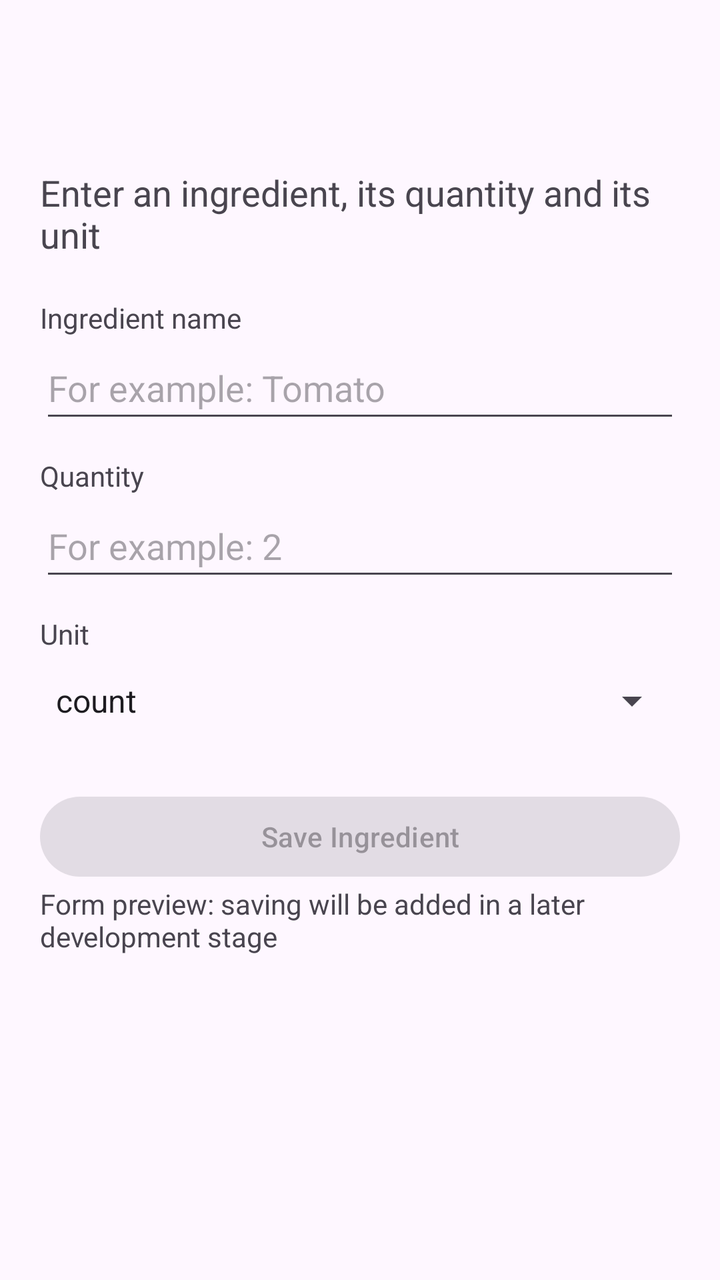
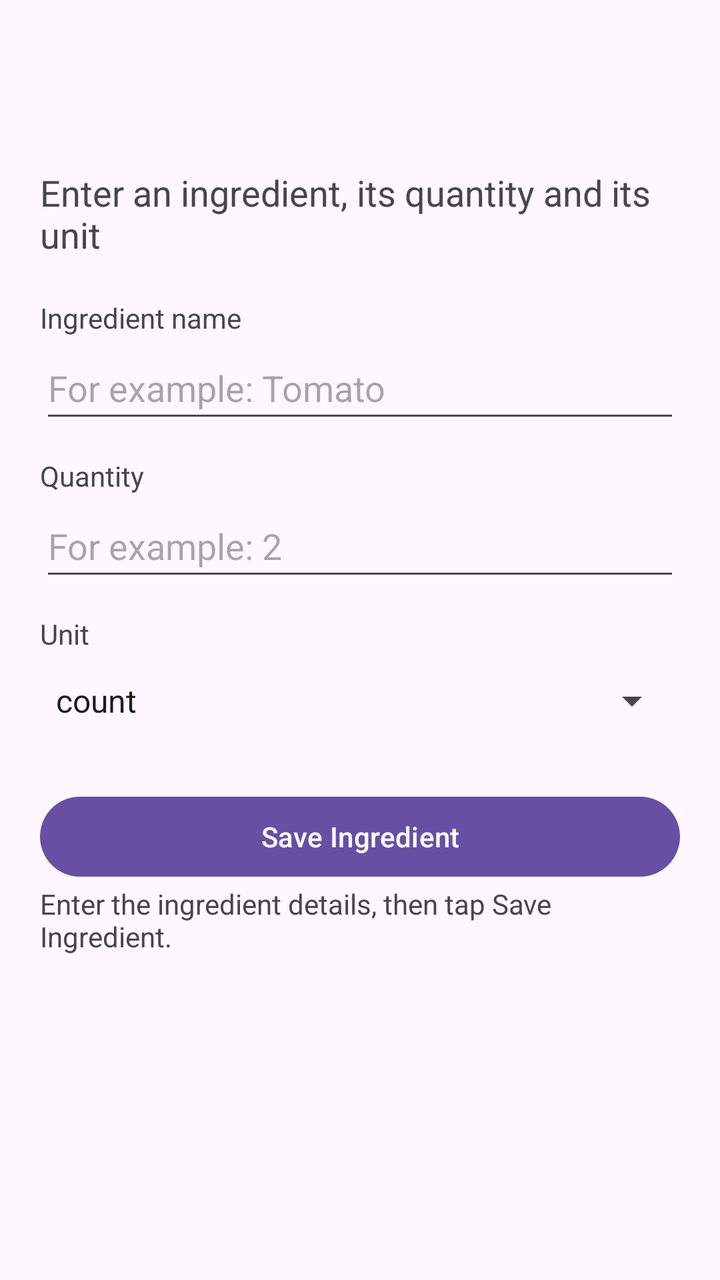

Before-and-after screenshots of an Android layout around one commit, followed by the original layout XML and the change that was made.
<!-- AndroidManifest.xml: application theme Theme.MyPantryManage -->
<!-- res/layout/activity_ingredient.xml -->
<?xml version="1.0" encoding="utf-8"?>
<LinearLayout
    xmlns:android = "http://schemas.android.com/apk/res/android"
    android:id= "@+id/main"
    android:layout_width   = "match_parent"
    android:layout_height= "match_parent"
    android:orientation =  "vertical">

    
    <include layout = "@layout/view_toolbar"  />


    
    <ScrollView
        android:layout_width= "match_parent"
        android:layout_height =   "0dp"
        android:layout_weight = "1"
        android:fillViewport = "true">

        
        <LinearLayout
            android:layout_width=  "match_parent"
            android:layout_height= "wrap_content"
            android:orientation   = "vertical"
            android:padding= "20dp" >



            
            <TextView
                android:layout_width= "match_parent"
                android:layout_height= "wrap_content"
                android:text   = "@string/ingredient_intro"
                android:textSize=  "18sp" />
            
            <TextView
                android:layout_width =   "match_parent"
                android:layout_height= "wrap_content"
                android:layout_marginTop = "20dp"
                android:labelFor=   "@id/edit_ingredient_name"
                android:text= "@string/ingredient_name"    />


            
            <EditText
                android:id= "@+id/edit_ingredient_name"
                android:layout_width= "match_parent"
                android:layout_height   = "wrap_content"
                android:minHeight= "48dp"
                android:hint=   "@string/ingredient_name_hint"
                android:inputType= "textCapWords"
                android:maxLines = "1" />

            
            <TextView
                android:layout_width=   "match_parent"
                android:layout_height= "wrap_content"
                android:layout_marginTop= "12dp"
                android:labelFor =  "@id/edit_quantity"
                android:text= "@string/quantity" />


            
            <EditText
                android:id = "@+id/edit_quantity"
                android:layout_width= "match_parent"
                android:layout_height=  "wrap_content"
                android:minHeight   = "48dp"
                android:hint= "@string/quantity_hint"
                android:inputType = "numberDecimal"
                android:maxLines=   "1" />

            
            <TextView
                android:layout_width   = "match_parent"
                android:layout_height= "wrap_content"
                android:layout_marginTop =  "12dp"
                android:labelFor= "@id/spinner_unit"
                android:text=   "@string/unit" />

            
            <Spinner
                android:id=  "@+id/spinner_unit"
                android:layout_width= "match_parent"
                android:layout_height=   "wrap_content"
                android:minHeight = "48dp"
                android:entries= "@array/ingredient_units" />

            
            <Button
                android:id =   "@+id/button_save_ingredient"
                android:layout_width= "match_parent"
                android:layout_height= "wrap_content"
                android:layout_marginTop   = "20dp"
                android:enabled= "false"
                android:text = "@string/save_ingredient"  />


            
            <TextView
                android:layout_width = "match_parent"
                android:layout_height=   "wrap_content"
                android:text=  "@string/form_preview"  />


        </LinearLayout>
    </ScrollView>

</LinearLayout>
<!-- res/layout/view_toolbar.xml (included above) -->
<?xml version = "1.0"  encoding=   "utf-8"?>
<androidx.appcompat.widget.Toolbar
    xmlns:android =   "http://schemas.android.com/apk/res/android"

    android:id= "@+id/toolbar"
    android:layout_width     = "match_parent"
    android:layout_height=    "?attr/actionBarSize"
    android:background = "?attr/colorSurface" />
<!-- resources referenced by this layout -->
<resources>
  <string-array name="ingredient_units">
          <item>count</item>
          <item>g</item>
          <item>kg</item>
          <item>ml</item>
          <item>l</item>
      </string-array>
  <string name="form_preview">Form preview: saving will be added in a later development stage</string>
  <string name="ingredient_intro">Enter an ingredient, its quantity and its unit</string>
  <string name="ingredient_name">Ingredient name</string>
  <string name="ingredient_name_hint">For example: Tomato</string>
  <string name="quantity">Quantity</string>
  <string name="quantity_hint">For example: 2</string>
  <string name="save_ingredient">Save Ingredient</string>
  <string name="unit">Unit</string>
  <style name="Theme.MyPantryManage" parent="Base.Theme.MyPantryManage" />
  <style name="Base.Theme.MyPantryManage" parent="Theme.Material3.DayNight.NoActionBar">
          
          
      </style>
</resources>

<!-- the commit's change to res/layout/activity_ingredient.xml (unified diff, before → after) -->
@@ -92,15 +92,16 @@
                 android:layout_width= "match_parent"
                 android:layout_height= "wrap_content"
                 android:layout_marginTop   = "20dp"
-                android:enabled= "false"
                 android:text = "@string/save_ingredient"  />
 
 
             
             <TextView
-                android:layout_width = "match_parent"
-                android:layout_height=   "wrap_content"
-                android:text=  "@string/form_preview"  />
+                android:id ="@+id/text_form_status"
+                android:layout_width= "match_parent"
+                android:layout_height=  "wrap_content"
+                android:accessibilityLiveRegion   ="polite"
+                android:text =   "@string/ingredient_form_help" />
 
 
         </LinearLayout>
<!-- resource entries referenced after the edit -->
@@ -7,7 +7,7 @@
           <item>ml</item>
           <item>l</item>
       </string-array>
-  <string name="form_preview">Form preview: saving will be added in a later development stage</string>
+  <string name="ingredient_form_help">Enter the ingredient details, then tap Save Ingredient.</string>
   <string name="ingredient_intro">Enter an ingredient, its quantity and its unit</string>
   <string name="ingredient_name">Ingredient name</string>
   <string name="ingredient_name_hint">For example: Tomato</string>
